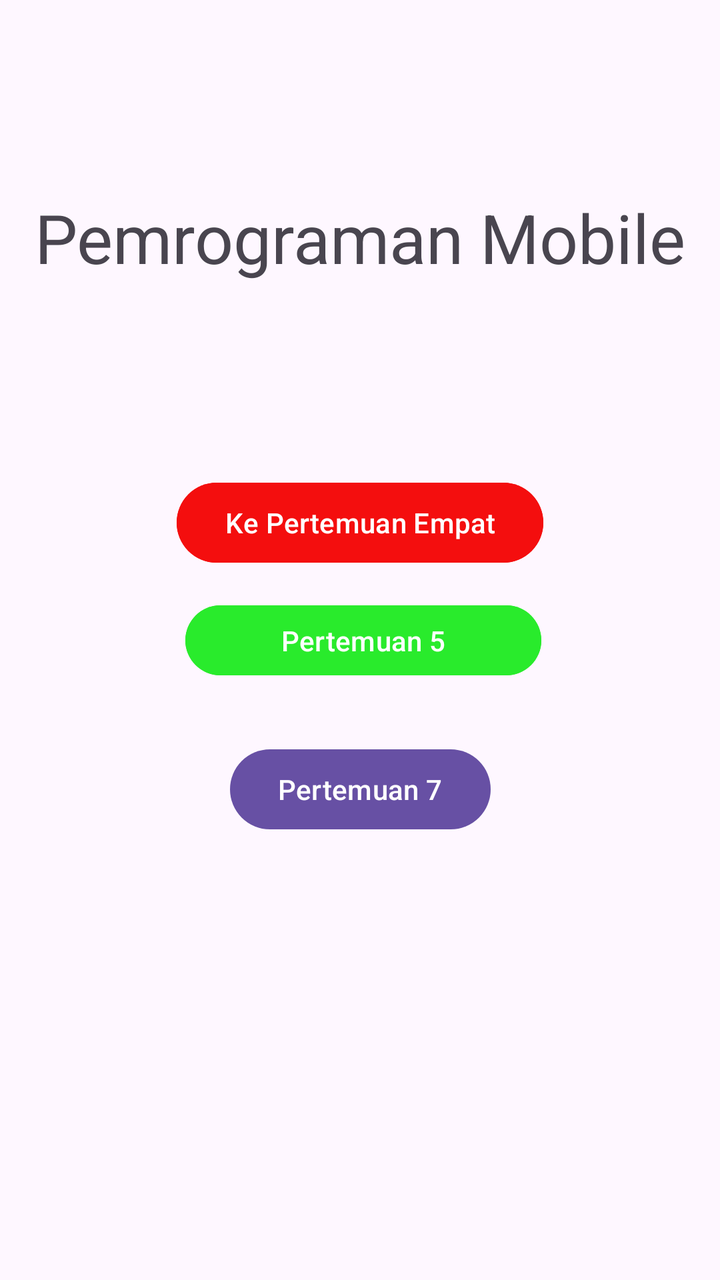
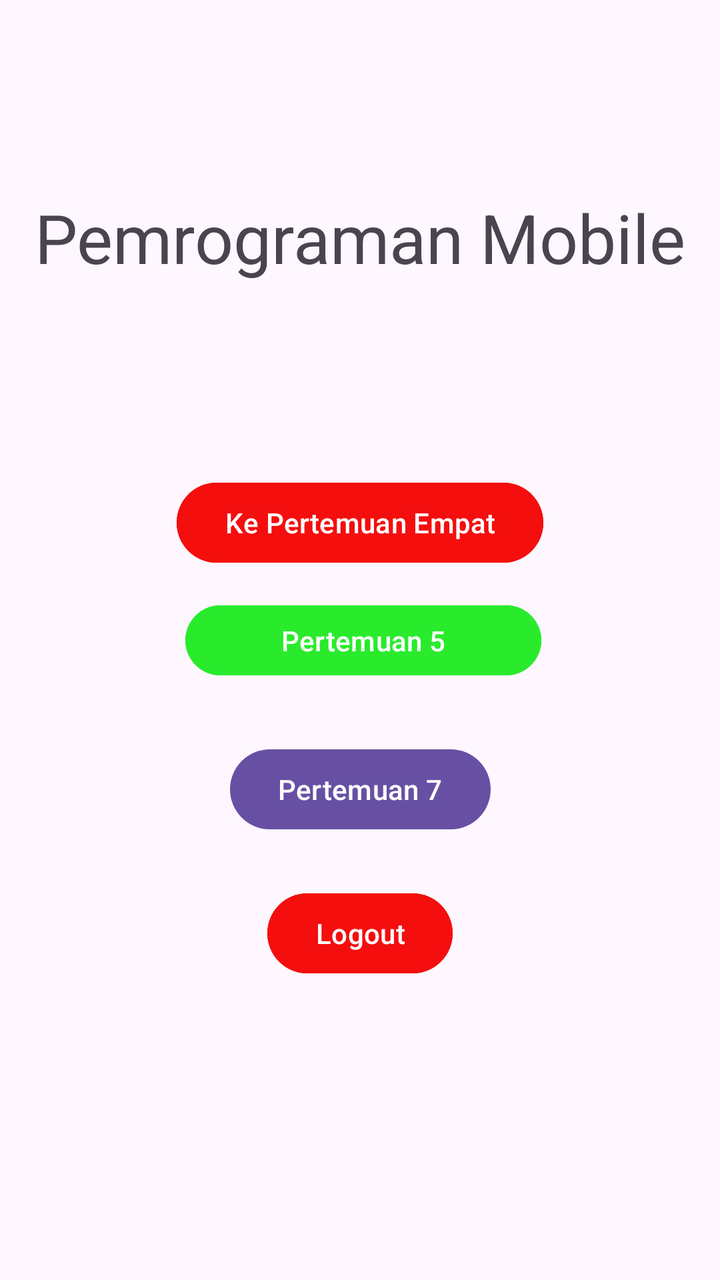

Before-and-after screenshots of an Android layout around one commit, followed by the original layout XML and the change that was made.
<!-- AndroidManifest.xml: application theme Theme.Rafif_3TIE_Mobile -->
<!-- res/layout/activity_main.xml -->
<?xml version="1.0" encoding="utf-8"?>
<androidx.constraintlayout.widget.ConstraintLayout xmlns:android="http://schemas.android.com/apk/res/android"
    xmlns:app="http://schemas.android.com/apk/res-auto"
    xmlns:tools="http://schemas.android.com/tools"
    android:id="@+id/main"
    android:layout_width="match_parent"
    android:layout_height="match_parent"
    tools:context=".MainActivity">

    <Button
        android:id="@+id/btnToFourth"
        android:layout_width="wrap_content"
        android:layout_height="wrap_content"
        android:backgroundTint="@color/merah"
        android:text="Ke Pertemuan Empat"
        app:layout_constraintBottom_toBottomOf="parent"
        app:layout_constraintEnd_toEndOf="parent"
        app:layout_constraintStart_toStartOf="parent"
        app:layout_constraintTop_toTopOf="parent"
        app:layout_constraintVertical_bias="0.401" />

    <TextView
        android:id="@+id/textView"
        android:layout_width="wrap_content"
        android:layout_height="wrap_content"
        android:text="Pemrograman Mobile"
        android:textSize="34sp"
        app:layout_constraintBottom_toTopOf="@+id/btnToFourth"
        app:layout_constraintEnd_toEndOf="parent"
        app:layout_constraintStart_toStartOf="parent"
        app:layout_constraintTop_toTopOf="parent" />

    <Button
        android:id="@+id/btnToFifth"
        android:layout_width="178dp"
        android:layout_height="43dp"
        android:backgroundTint="@color/kuning"
        android:text="Pertemuan 5"
        app:layout_constraintBottom_toBottomOf="parent"
        app:layout_constraintEnd_toEndOf="parent"
        app:layout_constraintHorizontal_bias="0.51"
        app:layout_constraintStart_toStartOf="parent"
        app:layout_constraintTop_toTopOf="parent" />


    <Button
        android:id="@+id/btnToSeventh"
        android:layout_width="wrap_content"
        android:layout_height="wrap_content"
        android:layout_marginTop="72dp"
        android:text="Pertemuan 7"
        app:layout_constraintEnd_toEndOf="parent"
        app:layout_constraintStart_toStartOf="parent"
        app:layout_constraintTop_toTopOf="@+id/btnToFifth" />

</androidx.constraintlayout.widget.ConstraintLayout>
<!-- resources referenced by this layout -->
<resources>
  <color name="kuning">#29EB2C</color>
  <color name="merah">#F40E0E</color>
  <style name="Theme.Rafif_3TIE_Mobile" parent="Base.Theme.Rafif_3TIE_Mobile" />
  <style name="Base.Theme.Rafif_3TIE_Mobile" parent="Theme.Material3.DayNight.NoActionBar">
          
          
      </style>
</resources>

<!-- the commit's change to res/layout/activity_main.xml (unified diff, before → after) -->
@@ -53,4 +53,15 @@
         app:layout_constraintStart_toStartOf="parent"
         app:layout_constraintTop_toTopOf="@+id/btnToFifth" />
 
+    <Button
+        android:id="@+id/btnLogout"
+        android:layout_width="wrap_content"
+        android:layout_height="wrap_content"
+        android:layout_marginTop="24dp"
+        android:backgroundTint="@color/merah"
+        android:text="Logout"
+        app:layout_constraintEnd_toEndOf="parent"
+        app:layout_constraintStart_toStartOf="parent"
+        app:layout_constraintTop_toBottomOf="@+id/btnToSeventh" />
+
 </androidx.constraintlayout.widget.ConstraintLayout>
